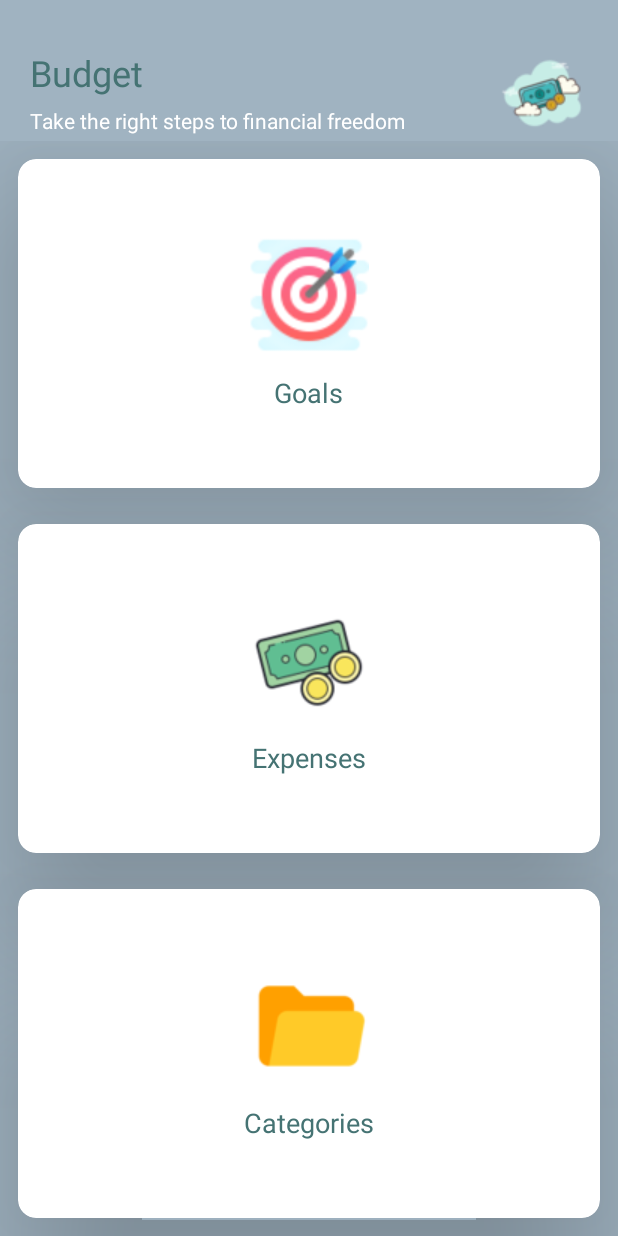
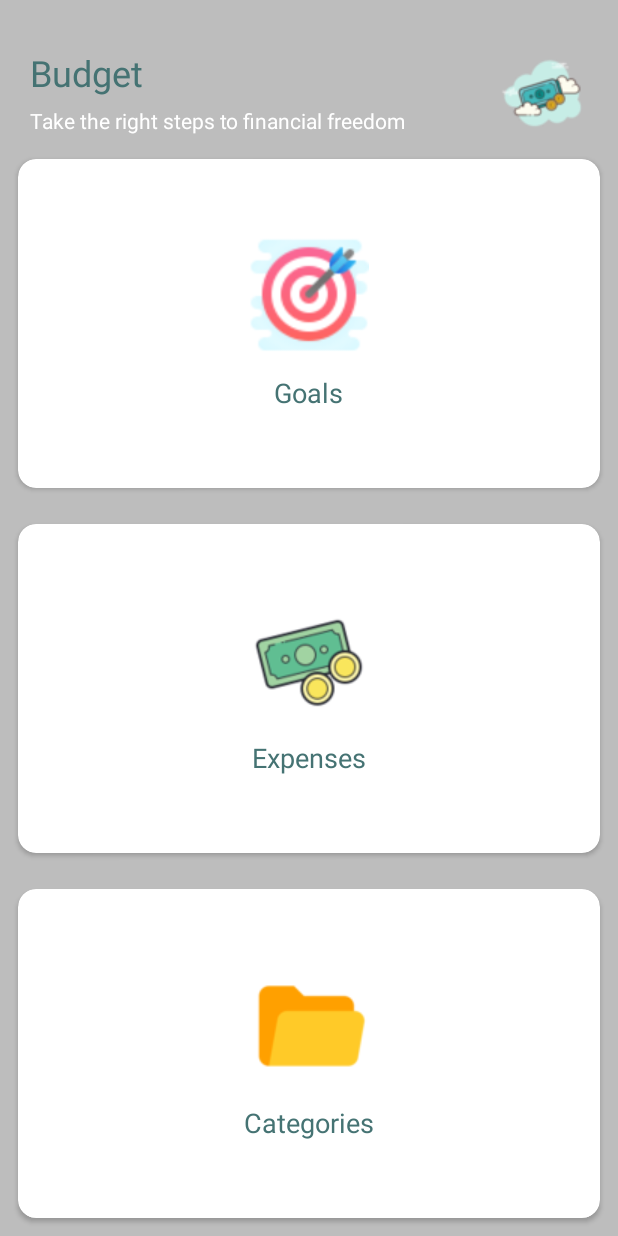
Before and after one commit to Georgeking97/Budget, an Android app: the screen it shows after launch (MainActivity), on a phone screen of 412 x 824 dp. Run offline under Robolectric (Android 15) with nearby library versions, the phone set to English and light mode, and no system bars.

Commit message:
Updating remote, minor changes

```diff
--- a/app/src/main/AndroidManifest.xml
+++ b/app/src/main/AndroidManifest.xml
@@ -2,14 +2,16 @@
 <manifest xmlns:android="http://schemas.android.com/apk/res/android"
     package="com.example.budget">
 
+
     <application
         android:allowBackup="true"
-        android:icon="@mipmap/ic_launcher"
+        android:icon="@drawable/app"
         android:label="@string/app_name"
         android:roundIcon="@mipmap/ic_launcher_round"
         android:supportsRtl="true"
         android:theme="@style/Theme.AppCompat.Light.NoActionBar">
-        <activity android:name=".categoriesActivity"></activity>
+
+        <activity android:name=".categoriesActivity" />
         <activity android:name=".expensesActivity" />
         <activity android:name=".goalsActivity" />
         <activity android:name=".MainActivity">
--- a/app/src/main/res/layout/activity_main.xml
+++ b/app/src/main/res/layout/activity_main.xml
@@ -4,7 +4,7 @@
     xmlns:tools="http://schemas.android.com/tools"
     android:layout_width="match_parent"
     android:layout_height="match_parent"
-    android:background="#A0B3C1"
+    android:background="@color/grey_400"
     tools:context=".MainActivity">
 
     <LinearLayout
@@ -42,7 +42,7 @@
                 android:layout_width="62dp"
                 android:layout_height="62dp"
                 android:layout_alignParentRight="true"
-                android:background="#A0B3C1"
+                android:background="@color/grey_400"
                 android:src="@drawable/euro_icon" />
         </RelativeLayout>
 
@@ -63,7 +63,7 @@
                 android:layout_columnWeight="1"
                 android:layout_margin="12dp"
                 app:cardCornerRadius="12dp"
-                app:cardElevation="60dp">
+                >
 
                 <LinearLayout
                     android:layout_width="match_parent"
@@ -97,7 +97,7 @@
                 android:layout_columnWeight="1"
                 android:layout_margin="12dp"
                 app:cardCornerRadius="12dp"
-                app:cardElevation="60dp">
+                >
 
                 <LinearLayout
                     android:layout_width="match_parent"
@@ -130,7 +130,7 @@
                 android:layout_columnWeight="1"
                 android:layout_margin="12dp"
                 app:cardCornerRadius="12dp"
-                app:cardElevation="60dp">
+                >
 
                 <LinearLayout
                     android:layout_width="match_parent"
--- a/app/src/main/res/values/strings.xml
+++ b/app/src/main/res/values/strings.xml
@@ -7,4 +7,5 @@
     -->
     <string name="hello_world">Hello Square World!</string>
     <string name="title_activity_goal">activity_goal</string>
+    <string name="title_activity_main2">MainActivity2</string>
 </resources>
```
Also changed, not shown: app/src/main/res/drawable/ic_google_pixel_3xl___1.xml (added, +25 -0 lines), app/src/main/res/layout/activity_categories.xml (+10 -0 lines), app/src/main/res/layout/activity_expenses.xml (+10 -0 lines).
